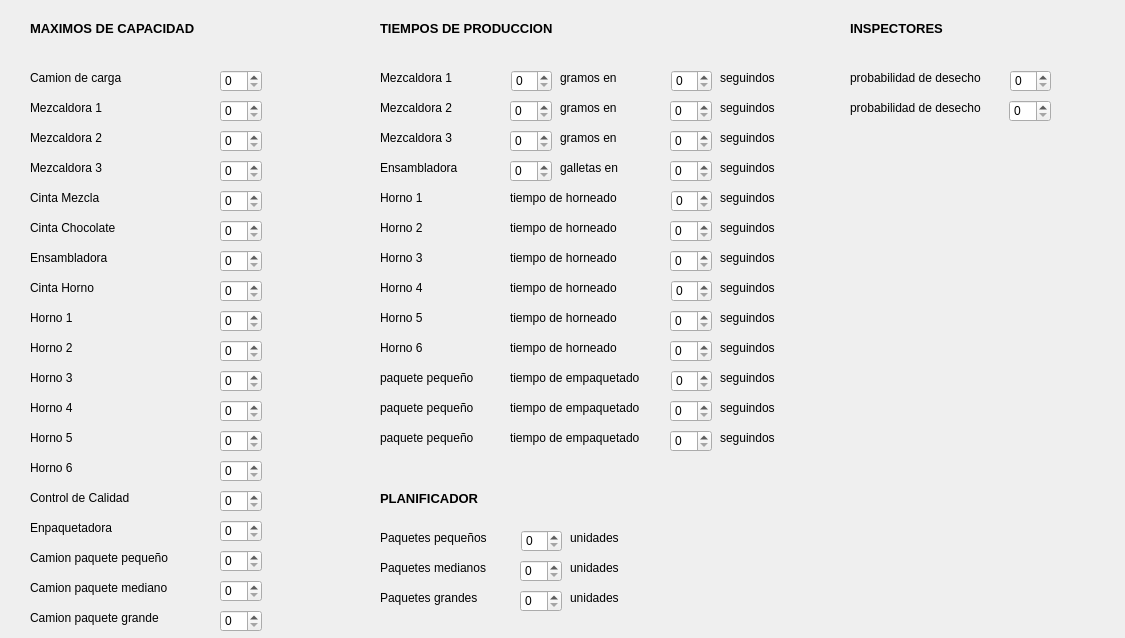
Above: Fabrica/configuracion.ui from gaboq98/FABRICA before the change. Below: the same form after it.
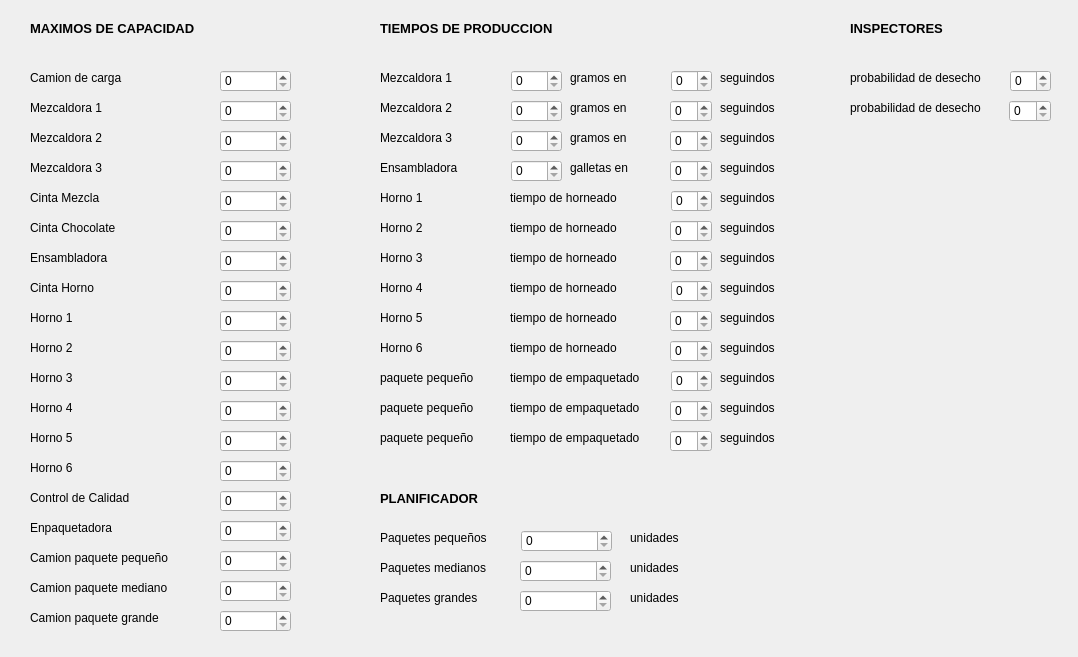
That is the form after the change.

Diff of the .ui file:
```diff
--- a/Fabrica/configuracion.ui
+++ b/Fabrica/configuracion.ui
@@ -6,8 +6,8 @@
    <rect>
     <x>0</x>
     <y>0</y>
-    <width>1125</width>
-    <height>638</height>
+    <width>1078</width>
+    <height>657</height>
    </rect>
   </property>
   <property name="windowTitle">
@@ -533,7 +533,7 @@
     <rect>
      <x>220</x>
      <y>70</y>
-     <width>42</width>
+     <width>71</width>
      <height>22</height>
     </rect>
    </property>
@@ -543,7 +543,7 @@
     <rect>
      <x>220</x>
      <y>100</y>
-     <width>42</width>
+     <width>71</width>
      <height>22</height>
     </rect>
    </property>
@@ -553,7 +553,7 @@
     <rect>
      <x>220</x>
      <y>130</y>
-     <width>42</width>
+     <width>71</width>
      <height>22</height>
     </rect>
    </property>
@@ -563,7 +563,7 @@
     <rect>
      <x>220</x>
      <y>160</y>
-     <width>42</width>
+     <width>71</width>
      <height>22</height>
     </rect>
    </property>
@@ -573,7 +573,7 @@
     <rect>
      <x>220</x>
      <y>190</y>
-     <width>42</width>
+     <width>71</width>
      <height>22</height>
     </rect>
    </property>
@@ -583,7 +583,7 @@
     <rect>
      <x>220</x>
      <y>280</y>
-     <width>42</width>
+     <width>71</width>
      <height>22</height>
     </rect>
    </property>
@@ -593,7 +593,7 @@
     <rect>
      <x>220</x>
      <y>250</y>
-     <width>42</width>
+     <width>71</width>
      <height>22</height>
     </rect>
    </property>
@@ -603,7 +603,7 @@
     <rect>
      <x>220</x>
      <y>220</y>
-     <width>42</width>
+     <width>71</width>
      <height>22</height>
     </rect>
    </property>
@@ -613,7 +613,7 @@
     <rect>
      <x>220</x>
      <y>310</y>
-     <width>42</width>
+     <width>71</width>
      <height>22</height>
     </rect>
    </property>
@@ -623,7 +623,7 @@
     <rect>
      <x>220</x>
      <y>520</y>
-     <width>42</width>
+     <width>71</width>
      <height>22</height>
     </rect>
    </property>
@@ -633,7 +633,7 @@
     <rect>
      <x>220</x>
      <y>460</y>
-     <width>42</width>
+     <width>71</width>
      <height>22</height>
     </rect>
    </property>
@@ -643,7 +643,7 @@
     <rect>
      <x>220</x>
      <y>400</y>
-     <width>42</width>
+     <width>71</width>
      <height>22</height>
     </rect>
    </property>
@@ -653,7 +653,7 @@
     <rect>
      <x>220</x>
      <y>430</y>
-     <width>42</width>
+     <width>71</width>
      <height>22</height>
     </rect>
    </property>
@@ -663,7 +663,7 @@
     <rect>
      <x>220</x>
      <y>370</y>
-     <width>42</width>
+     <width>71</width>
      <height>22</height>
     </rect>
    </property>
@@ -673,7 +673,7 @@
     <rect>
      <x>220</x>
      <y>490</y>
-     <width>42</width>
+     <width>71</width>
      <height>22</height>
     </rect>
    </property>
@@ -683,7 +683,7 @@
     <rect>
      <x>220</x>
      <y>340</y>
-     <width>42</width>
+     <width>71</width>
      <height>22</height>
     </rect>
    </property>
@@ -693,7 +693,7 @@
     <rect>
      <x>220</x>
      <y>580</y>
-     <width>42</width>
+     <width>71</width>
      <height>22</height>
     </rect>
    </property>
@@ -703,7 +703,7 @@
     <rect>
      <x>220</x>
      <y>610</y>
-     <width>42</width>
+     <width>71</width>
      <height>22</height>
     </rect>
    </property>
@@ -713,7 +713,7 @@
     <rect>
      <x>220</x>
      <y>550</y>
-     <width>42</width>
+     <width>71</width>
      <height>22</height>
     </rect>
    </property>
@@ -741,7 +741,7 @@
   <widget class="QLabel" name="label_40">
    <property name="geometry">
     <rect>
-     <x>560</x>
+     <x>570</x>
      <y>70</y>
      <width>61</width>
      <height>16</height>
@@ -754,7 +754,7 @@
   <widget class="QLabel" name="label_41">
    <property name="geometry">
     <rect>
-     <x>560</x>
+     <x>570</x>
      <y>100</y>
      <width>61</width>
      <height>16</height>
@@ -767,7 +767,7 @@
   <widget class="QLabel" name="label_42">
    <property name="geometry">
     <rect>
-     <x>560</x>
+     <x>570</x>
      <y>130</y>
      <width>61</width>
      <height>16</height>
@@ -782,7 +782,7 @@
     <rect>
      <x>511</x>
      <y>70</y>
-     <width>41</width>
+     <width>51</width>
      <height>22</height>
     </rect>
    </property>
@@ -790,9 +790,9 @@
   <widget class="QSpinBox" name="gramos_mezcl3">
    <property name="geometry">
     <rect>
-     <x>510</x>
+     <x>511</x>
      <y>130</y>
-     <width>42</width>
+     <width>51</width>
      <height>22</height>
     </rect>
    </property>
@@ -800,9 +800,9 @@
   <widget class="QSpinBox" name="gramos_mezcl2">
    <property name="geometry">
     <rect>
-     <x>510</x>
+     <x>511</x>
      <y>100</y>
-     <width>42</width>
+     <width>51</width>
      <height>22</height>
     </rect>
    </property>
@@ -1095,9 +1095,9 @@
   <widget class="QSpinBox" name="galletas_ensam">
    <property name="geometry">
     <rect>
-     <x>510</x>
+     <x>511</x>
      <y>160</y>
-     <width>42</width>
+     <width>51</width>
      <height>22</height>
     </rect>
    </property>
@@ -1118,7 +1118,7 @@
   <widget class="QLabel" name="label_48">
    <property name="geometry">
     <rect>
-     <x>560</x>
+     <x>570</x>
      <y>160</y>
      <width>71</width>
      <height>16</height>
@@ -1249,7 +1249,7 @@
   <widget class="QLabel" name="label_67">
    <property name="geometry">
     <rect>
-     <x>570</x>
+     <x>630</x>
      <y>530</y>
      <width>61</width>
      <height>16</height>
@@ -1264,7 +1264,7 @@
     <rect>
      <x>520</x>
      <y>590</y>
-     <width>42</width>
+     <width>91</width>
      <height>22</height>
     </rect>
    </property>
@@ -1272,7 +1272,7 @@
   <widget class="QLabel" name="label_68">
    <property name="geometry">
     <rect>
-     <x>570</x>
+     <x>630</x>
      <y>590</y>
      <width>61</width>
      <height>16</height>
@@ -1287,7 +1287,7 @@
     <rect>
      <x>520</x>
      <y>560</y>
-     <width>42</width>
+     <width>91</width>
      <height>22</height>
     </rect>
    </property>
@@ -1297,7 +1297,7 @@
     <rect>
      <x>521</x>
      <y>530</y>
-     <width>41</width>
+     <width>91</width>
      <height>22</height>
     </rect>
    </property>
@@ -1305,7 +1305,7 @@
   <widget class="QLabel" name="label_69">
    <property name="geometry">
     <rect>
-     <x>570</x>
+     <x>630</x>
      <y>560</y>
      <width>61</width>
      <height>16</height>
```
